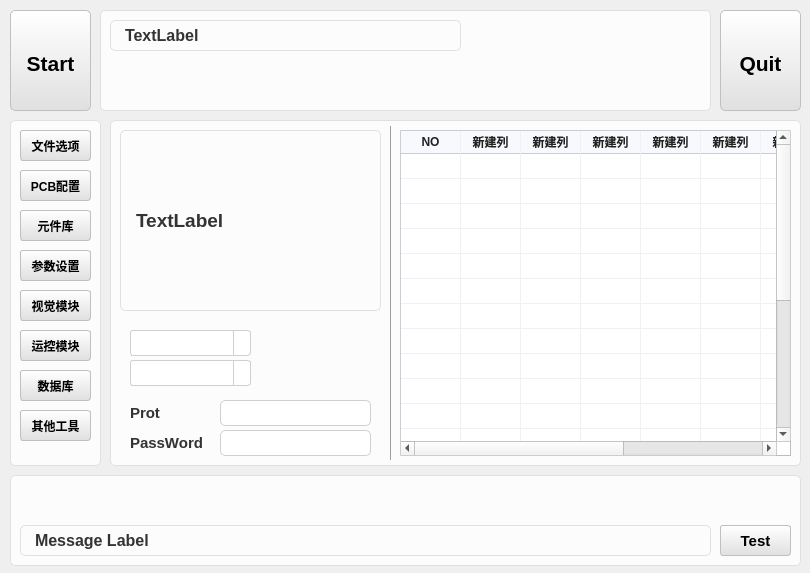
HeJun20250905/ProductProJect, file Solution/HuiRuMachineH/HuiRuMachineH/MachineCore.ui: the form before one commit.
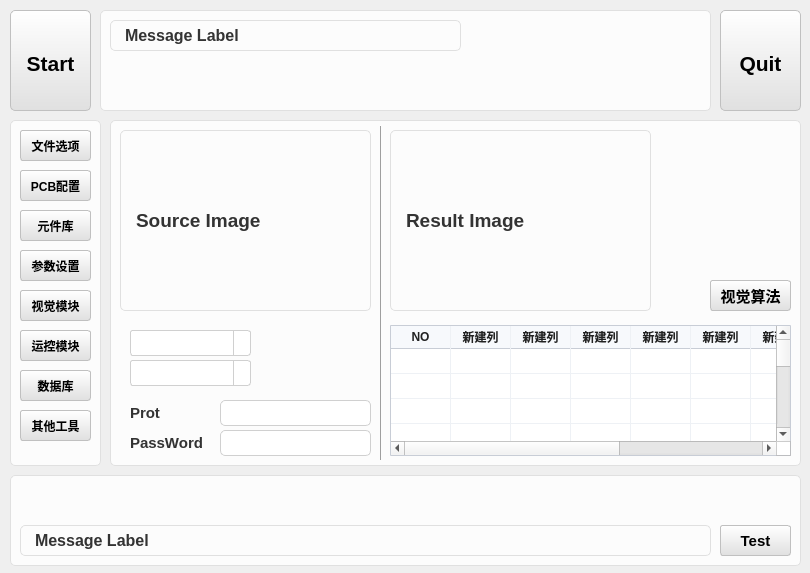
The form after the commit. Icons and pictures are not drawn.

```diff
--- a/Solution/HuiRuMachineH/HuiRuMachineH/MachineCore.ui
+++ b/Solution/HuiRuMachineH/HuiRuMachineH/MachineCore.ui
@@ -317,7 +317,7 @@
       <rect>
        <x>10</x>
        <y>20</y>
-       <width>261</width>
+       <width>251</width>
        <height>181</height>
       </rect>
      </property>
@@ -329,16 +329,16 @@
       </font>
      </property>
      <property name="text">
-      <string>TextLabel</string>
+      <string>Source Image</string>
      </property>
     </widget>
     <widget class="QTableWidget" name="tableWidget">
      <property name="geometry">
       <rect>
-       <x>290</x>
-       <y>20</y>
-       <width>391</width>
-       <height>326</height>
+       <x>280</x>
+       <y>215</y>
+       <width>401</width>
+       <height>131</height>
       </rect>
      </property>
      <attribute name="horizontalHeaderVisible">
@@ -516,7 +516,7 @@
     <widget class="QFrame" name="frame">
      <property name="geometry">
       <rect>
-       <x>280</x>
+       <x>270</x>
        <y>15</y>
        <width>1</width>
        <height>336</height>
@@ -635,6 +635,46 @@
       </rect>
      </property>
     </widget>
+    <widget class="QLabel" name="label_Result">
+     <property name="geometry">
+      <rect>
+       <x>280</x>
+       <y>20</y>
+       <width>261</width>
+       <height>181</height>
+      </rect>
+     </property>
+     <property name="font">
+      <font>
+       <pointsize>14</pointsize>
+       <weight>75</weight>
+       <bold>true</bold>
+      </font>
+     </property>
+     <property name="text">
+      <string>Result Image</string>
+     </property>
+    </widget>
+    <widget class="QPushButton" name="pushButton_Math">
+     <property name="geometry">
+      <rect>
+       <x>600</x>
+       <y>170</y>
+       <width>81</width>
+       <height>31</height>
+      </rect>
+     </property>
+     <property name="font">
+      <font>
+       <pointsize>11</pointsize>
+       <weight>75</weight>
+       <bold>true</bold>
+      </font>
+     </property>
+     <property name="text">
+      <string>视觉算法</string>
+     </property>
+    </widget>
    </widget>
    <widget class="QGroupBox" name="groupBox_Top">
     <property name="geometry">
@@ -665,7 +705,7 @@
       </font>
      </property>
      <property name="text">
-      <string>TextLabel</string>
+      <string>Message Label</string>
      </property>
     </widget>
    </widget>
```
